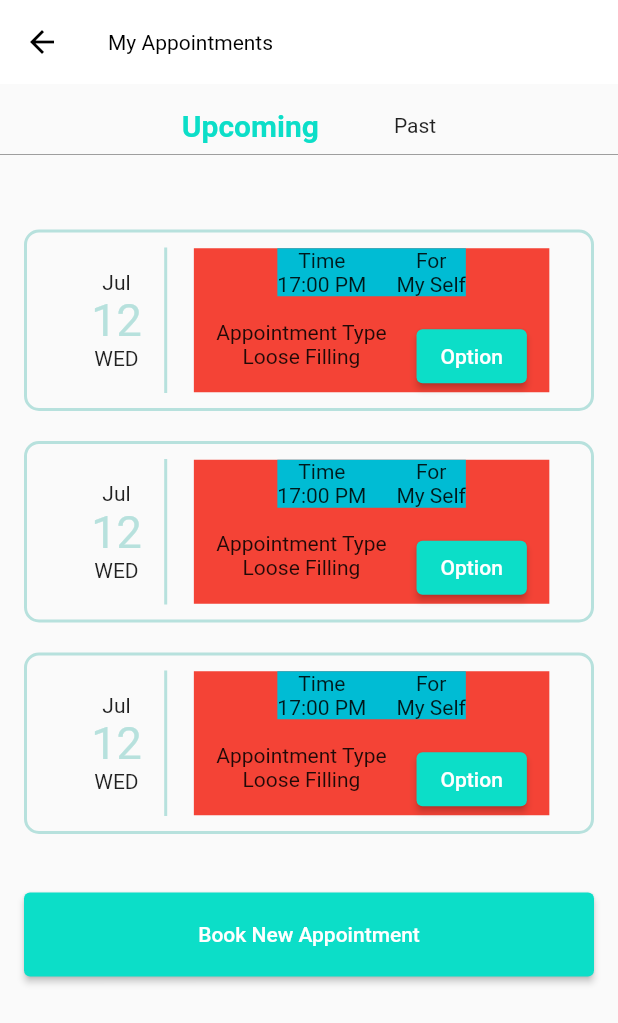
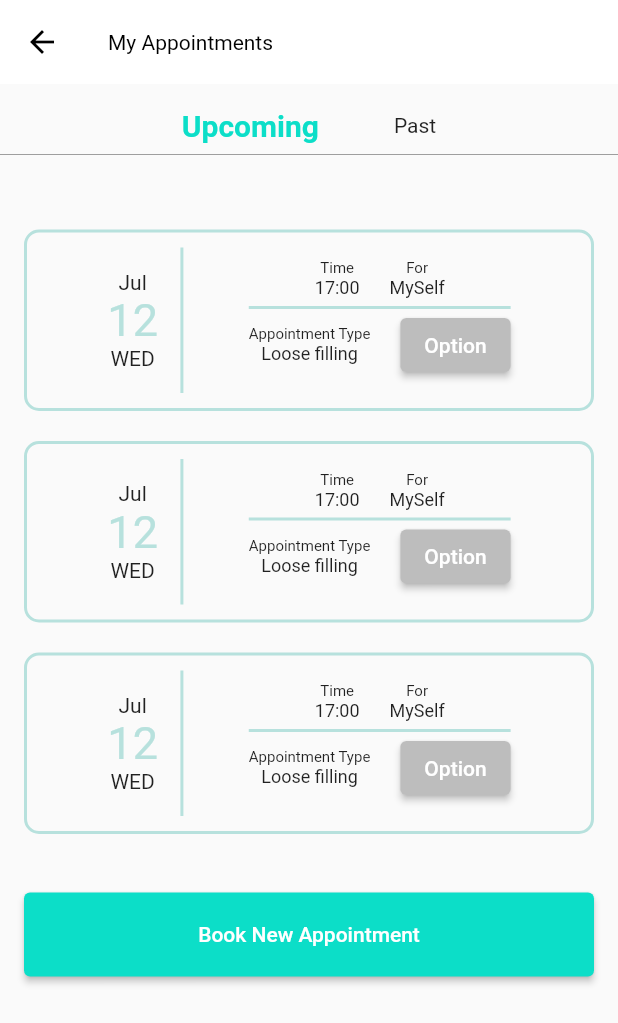
Before and after one commit to khethelogp/drapp, a Flutter app: the AppointmentsScreen screen opened by its route, on a phone screen of 412 x 824 dp. Shown: the top 1023 px of the screen. Run offline on Flutter 3.47's test engine with Material 2 defaults, Android fonts, the phone set to English and light mode, and no system bars; our stand-ins replace syncfusion_flutter_datepicker.

Commit message:
user screens

```diff
--- a/lib/data/booked_appointments.dart
+++ b/lib/data/booked_appointments.dart
@@ -8,8 +8,4 @@ const APPOINTMENTS = [
   Appointment(date: '01 Feb 2020', time: '10:00am', aFor: 'Me'),
   Appointment(date: '01 Feb 2020', time: '10:00am', aFor: 'Me'),
   Appointment(date: '01 Feb 2020', time: '10:00am', aFor: 'Me'),
-  Appointment(date: '01 Feb 2020', time: '10:00am', aFor: 'Me'),
-  Appointment(date: '01 Feb 2020', time: '10:00am', aFor: 'Me'),
-  Appointment(date: '01 Feb 2020', time: '10:00am', aFor: 'Me'),
-  Appointment(date: '01 Feb 2020', time: '10:00am', aFor: 'Me'),
 ];
--- a/lib/widgets/appointment_item.dart
+++ b/lib/widgets/appointment_item.dart
@@ -37,59 +37,65 @@ class _AppointmentItemState extends State<AppointmentItem> {
             child: Column(
               mainAxisAlignment: MainAxisAlignment.center,
               children: <Widget>[
-                Text('Jul'),
+                const Text('Jul'),
                 Text('12', style: TextStyle(
                   color: Theme.of(context).colorScheme.secondary,
                   fontSize: 30
                 ),),
-                Text('WED'),
+                const Text('WED'),
               ],
             ),
           ),
           Container(
-            color: Colors.red,
-            padding: const EdgeInsets.symmetric(horizontal: 15),
+            padding: const EdgeInsets.symmetric(horizontal: 15, vertical: 5),
             child: Column(
+              mainAxisAlignment: MainAxisAlignment.spaceEvenly,
               children: <Widget>[
                 Container(
-                  color: Colors.cyan,
+                  margin: const EdgeInsets.only(bottom: 5),
                   child: Row(
-                    children: <Widget> [
+                    mainAxisAlignment: MainAxisAlignment.spaceEvenly,
+                    children: [
                       Column(
-                        children: const <Widget> [
-                          Text('Time', style: TextStyle(fontSize: 14),),
-                          Text('17:00 PM')
+                        children: const <Widget>[
+                          Text('Time', style: TextStyle(fontSize: 10),),
+                          Text('17:00', style: TextStyle(fontSize: 12)),
                         ],
                       ),
                       const SizedBox(width: 20,),
                       Column(
-                        children: const <Widget> [
-                          Text('For', style: TextStyle(fontSize: 14),),
-                          Text('My Self')
+                        children: const <Widget>[
+                          Text('For', style: TextStyle(fontSize: 10),),
+                          Text('MySelf', style: TextStyle(fontSize: 12)),
                         ],
                       )
                     ],
                   ),
                 ),
-                const Divider(color: Colors.black,),
-                Row(
-                  // mainAxisAlignment: MainAxisAlignment.start,
-                  crossAxisAlignment: CrossAxisAlignment.start,
+                Container(
+                  decoration: BoxDecoration(
+                    border: Border(
+                      top: BorderSide(color: Theme.of(context).colorScheme.secondary, width: 2)
+                    )
+                  ),
+                  child: Row(
+                    mainAxisAlignment: MainAxisAlignment.spaceEvenly,
                     children: [
                       Column(
-                      children: [
-                        Text('Appointment Type', style: TextStyle(fontSize: 14),),
-                        Text('Loose Filling')
+                        children: const <Widget>[
+                          Text('Appointment Type', style: TextStyle(fontSize: 10),),
+                          Text('Loose filling', style: TextStyle(fontSize: 12)),
                         ],
                       ),
                       const SizedBox(width: 20,),
                       Column(
                         children: [
                           ElevatedButton(
-                          child: Text('Option'),
+                            child: const Text('Option'),
+                            style: ButtonStyle(
+                              backgroundColor: MaterialStateProperty.all(Colors.grey[400])
+                            ),
                             onPressed: (){},
-                        )
-                      ],
                           )
                         ],
                       )
@@ -98,6 +104,9 @@ class _AppointmentItemState extends State<AppointmentItem> {
                 ),
               ],
             ),
+          )
+        ],
+      ),
     );
   }
 }
```
Lines whose indentation alone changed are shown as unchanged.
